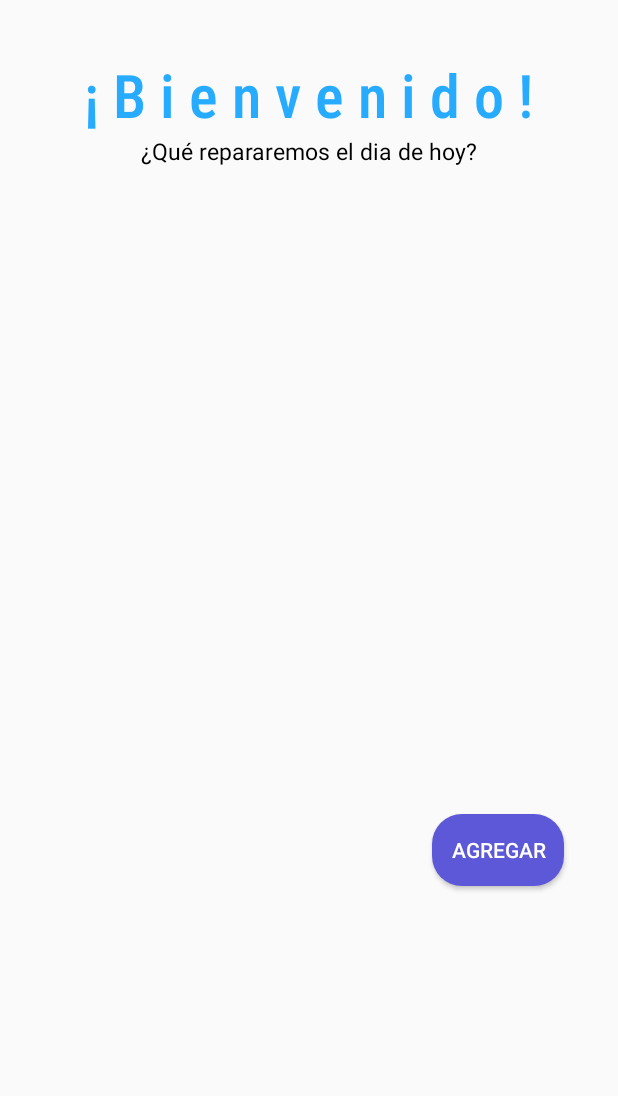
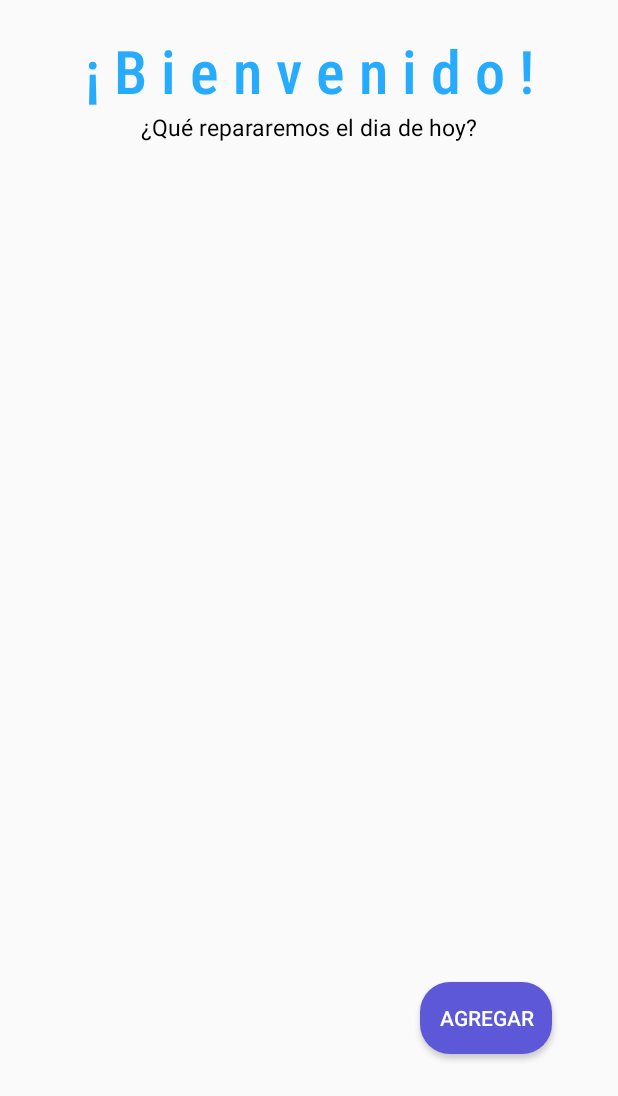
Before and after one commit to JuanCervantesAla/Android_Usili, an Android app: the front_activity screen opened directly, with no data from a screen before it, on a phone screen of 412 x 824 dp, the part 140-1236 px from its top. Run offline under Robolectric (Android 15) with nearby library versions, the light colour scheme and no system bars; our stand-ins replace Firebase (no records; nobody signed in at launch, a user with empty details on screens opened directly).

Commit message:
6th save 03/04/2022

```diff
--- /dev/null
+++ b/app/src/main/java/com/example/usiliv101/AdaptadorRV.java
@@ -0,0 +1,65 @@
+package com.example.usiliv101;
+
+import android.content.Context;
+import android.view.LayoutInflater;
+import android.view.View;
+import android.view.ViewGroup;
+import android.widget.TextView;
+
+import androidx.annotation.NonNull;
+import androidx.recyclerview.widget.RecyclerView;
+
+import java.util.ArrayList;
+
+public class AdaptadorRV extends RecyclerView.Adapter<AdaptadorRV.MyViewHolder> {
+
+    Context context;
+    ArrayList<Articulos> list;
+
+
+    public AdaptadorRV(Context context, ArrayList<Articulos> list) {
+        this.context = context;
+        this.list = list;
+    }
+
+    @NonNull
+    @Override
+    public MyViewHolder onCreateViewHolder(@NonNull ViewGroup parent, int viewType) {
+        View v  =  LayoutInflater.from(context).inflate(R.layout.item,parent,false);
+        return new MyViewHolder(v);
+    }
+
+    @Override
+    public void onBindViewHolder(@NonNull MyViewHolder holder, int position) {
+
+        Articulos art = list.get(position);
+        holder.txtTitulo_enRV.setText(art.getTitulo());
+        holder.txtID_enRV.setText(art.getId());
+        holder.txtAutor_enRV.setText(art.getAutor());
+        //holder.txtMateriales_enRV.setText(art.getMateriales());
+        //holder.txtPasos_enRV.setText(art.getPasos());
+
+    }
+
+    @Override
+    public int getItemCount() {
+        return list.size();
+    }
+
+    public static class MyViewHolder extends RecyclerView.ViewHolder{
+
+        TextView txtTitulo_enRV,txtAutor_enRV,txtID_enRV,txtMateriales_enRV,txtPasos_enRV;
+
+        public MyViewHolder(@NonNull View itemView) {
+            super(itemView);
+
+            txtTitulo_enRV = itemView.findViewById(R.id.txtTitulo_enRV);
+            txtAutor_enRV = itemView.findViewById(R.id.txtAutor_enRV);
+            txtID_enRV = itemView.findViewById(R.id.txtID_enRV);
+            //txtMateriales_enRV = itemView.findViewById(R.id.txtMateriales_enRV);
+            //txtPasos_enRV = itemView.findViewById(R.id.txtPasos_enRV);
+
+        }
+    }
+
+}
--- a/app/src/main/java/com/example/usiliv101/front_activity.java
+++ b/app/src/main/java/com/example/usiliv101/front_activity.java
@@ -23,6 +23,7 @@ import com.google.firebase.database.DataSnapshot;
 import com.google.firebase.database.DatabaseError;
 import com.google.firebase.database.DatabaseReference;
 import com.google.firebase.database.FirebaseDatabase;
+import com.google.firebase.database.Query;
 import com.google.firebase.database.ValueEventListener;
 import com.google.firebase.storage.FileDownloadTask;
 import com.google.firebase.storage.FirebaseStorage;
@@ -37,10 +38,15 @@ import java.util.ArrayList;
 public class front_activity extends AppCompatActivity {
 
     //Variables de firebase
+    RecyclerView recyclerView;
+    AdaptadorRV adaptadorRV;
+    ArrayList<Articulos> list;
+
     ImageView iconoperfil,imgVFoto_Front;
     Button btnAgregar_front;
     private FirebaseUser usuario;
     private DatabaseReference reference;
+    private DatabaseReference referenceRV;
     private String idUsuario;
     private StorageReference reference3;//Referencia hacia el almacenamiento, la imagen de perfil
 
@@ -55,6 +61,7 @@ public class front_activity extends AppCompatActivity {
         //Asocio variables Java con xml
         imgVFoto_Front = findViewById(R.id.imgVFoto_Front);
         btnAgregar_front = findViewById(R.id.btnAgregar_front);
+        recyclerView = findViewById(R.id.rvArticulos_Front);
         //rvPrincipal1 = findViewById(R.id.rvPrincipal1);
 
         btnAgregar_front.setOnClickListener(new View.OnClickListener() {
@@ -159,6 +166,31 @@ public class front_activity extends AppCompatActivity {
 
         //Inicio del recycle View
 
+    recyclerView.setHasFixedSize(true);
+    recyclerView.setLayoutManager(new LinearLayoutManager(this ));
+
+    list = new ArrayList<>();
+    adaptadorRV= new AdaptadorRV(this,list);
+    recyclerView.setAdapter(adaptadorRV);
+    referenceRV= FirebaseDatabase.getInstance().getReference("Articulos");
+
+    referenceRV.addValueEventListener(new ValueEventListener() {
+        @Override
+        public void onDataChange(@NonNull DataSnapshot snapshot) {
+            for(DataSnapshot dataSnapshot: snapshot.getChildren()){
+                Articulos art = dataSnapshot.getValue(Articulos.class);
+                list.add(art);
+            }
+            adaptadorRV.notifyDataSetChanged();
+        }
+
+        @Override
+        public void onCancelled(@NonNull DatabaseError error) {
+
+        }
+    });
+
+
 
     }//Fin de Create
 
--- a/app/src/main/res/layout/activity_front.xml
+++ b/app/src/main/res/layout/activity_front.xml
@@ -24,13 +24,12 @@
         android:id="@+id/txtTitulo_Front"
         android:layout_width="wrap_content"
         android:layout_height="wrap_content"
-        android:layout_marginTop="36dp"
+        android:layout_marginTop="20dp"
         android:fontFamily="sans-serif-condensed-medium"
         android:text="¡ B i e n v e n i d o !"
         android:textColor="#26abff"
         android:textSize="40dp"
         app:layout_constraintEnd_toEndOf="parent"
-        app:layout_constraintHorizontal_bias="0.495"
         app:layout_constraintStart_toStartOf="parent"
         app:layout_constraintTop_toBottomOf="@+id/txtLogo_Front" />
 
@@ -60,11 +59,31 @@
         android:id="@+id/btnAgregar_front"
         android:layout_width="wrap_content"
         android:layout_height="wrap_content"
-        android:layout_marginStart="288dp"
-        android:layout_marginBottom="140dp"
+        android:layout_marginStart="280dp"
+        android:layout_marginBottom="28dp"
+        android:background="@drawable/buttoncolor"
         android:text="Agregar"
         android:textColor="@color/white"
-        android:background="@drawable/buttoncolor"
+        app:layout_constraintBottom_toBottomOf="parent"
+        app:layout_constraintStart_toStartOf="parent" />
+
+    <androidx.recyclerview.widget.RecyclerView
+        android:id="@+id/rvArticulos_Front"
+        android:layout_width="0dp"
+        android:layout_height="wrap_content"
+        android:layout_marginTop="12dp"
+        app:layout_constraintEnd_toEndOf="parent"
+        app:layout_constraintHorizontal_bias="0.0"
+        app:layout_constraintStart_toStartOf="parent"
+        app:layout_constraintTop_toBottomOf="@+id/txtTitulo_Front" />
+
+    <TextView
+        android:id="@+id/txtEscondido_Front"
+        android:layout_width="wrap_content"
+        android:layout_height="wrap_content"
+        android:layout_marginStart="16dp"
+        android:layout_marginBottom="92dp"
+        android:text=""
         app:layout_constraintBottom_toBottomOf="parent"
         app:layout_constraintStart_toStartOf="parent" />
 
```
Also changed, not shown: app/src/main/java/com/example/usiliv101/Agregar.java (+79 -25 lines), app/src/main/java/com/example/usiliv101/Apoyo.java (added, +30 -0 lines), app/src/main/java/com/example/usiliv101/Articulos.java (+4 -8 lines), app/src/main/java/com/example/usiliv101/adaptador.java (deleted, +0 -58 lines), app/src/main/res/layout/item.xml (+57 -45 lines).
